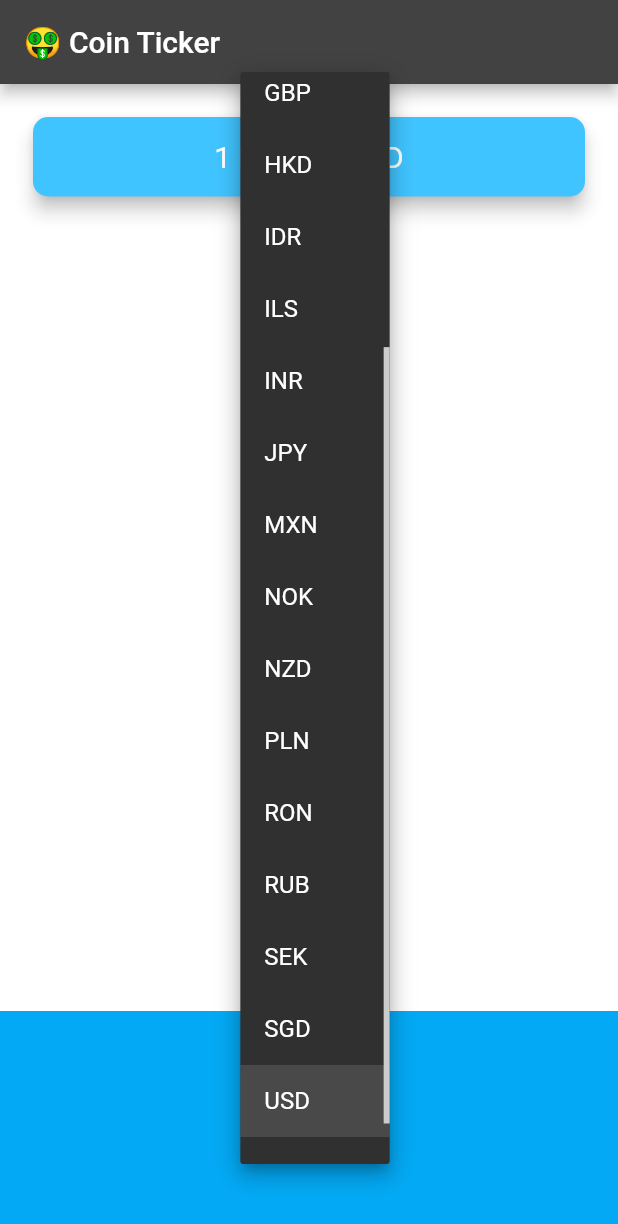
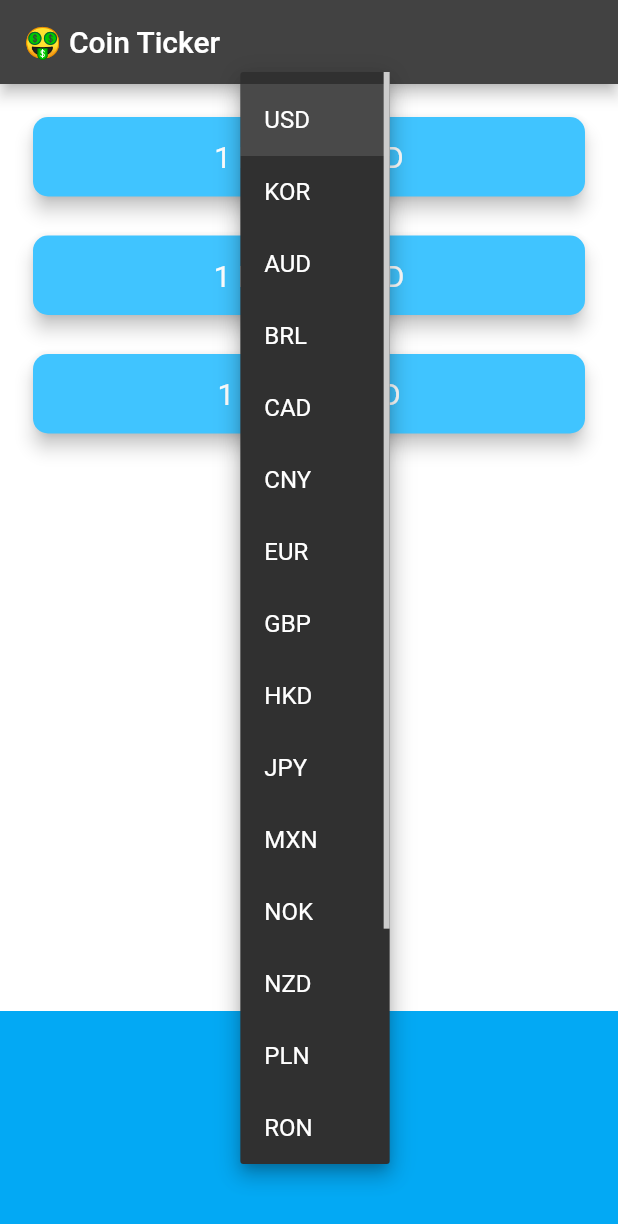
Before and after one commit to BangJihoon/bitcoin-ticker-flutter-master, a Flutter app: the screen it shows after launch, after a tap on "USD", on a phone screen of 412 x 824 dp. Shown: the top 1224 px of the screen. Run offline on Flutter 3.47's test engine with Material 2 defaults, Android fonts, the phone set to English and light mode, and no system bars; network calls fail.

Commit message:
feat - api호출

```diff
--- a/lib/coin_data.dart
+++ b/lib/coin_data.dart
@@ -1,4 +1,10 @@
+import 'dart:convert';
+
+import 'package:http/http.dart' as http;
+
 const List<String> currenciesList = [
+  'USD',
+  'KOR',
   'AUD',
   'BRL',
   'CAD',
@@ -6,9 +12,6 @@ const List<String> currenciesList = [
   'EUR',
   'GBP',
   'HKD',
-  'IDR',
-  'ILS',
-  'INR',
   'JPY',
   'MXN',
   'NOK',
@@ -18,7 +21,6 @@ const List<String> currenciesList = [
   'RUB',
   'SEK',
   'SGD',
-  'USD',
   'ZAR'
 ];
 
@@ -28,4 +30,25 @@ const List<String> cryptoList = [
   'LTC',
 ];
 
-class CoinData {}
+const coinAPIURL = 'https://rest.coinapi.io/v1/exchangerate';
+const apiKey = 'A62B1D71-0BD7-45FE-9AE4-9043C7CDABFE';
+
+class CoinData {
+  Future getCoinData(String selectedCurrency) async {
+    Map<String, String> cryptoPrices = {};
+    for (String crypto in cryptoList) {
+      Uri requestURL =
+          Uri.parse('$coinAPIURL/$crypto/$selectedCurrency?apikey=$apiKey');
+      http.Response response = await http.get(requestURL);
+      if (response.statusCode == 200) {
+        var decodedData = jsonDecode(response.body);
+        double price = decodedData['rate'];
+        cryptoPrices[crypto] = price.toStringAsFixed(0);
+      } else {
+        print(response.statusCode);
+        throw 'Problem with the get request';
+      }
+    }
+    return cryptoPrices;
+  }
+}
--- a/lib/price_screen.dart
+++ b/lib/price_screen.dart
@@ -3,7 +3,6 @@ import 'dart:io' show Platform;
 import 'package:bitcoin_ticker/coin_data.dart';
 import 'package:flutter/cupertino.dart';
 import 'package:flutter/material.dart';
-import 'package:http/http.dart' as http;
 
 class PriceScreen extends StatefulWidget {
   @override
@@ -15,7 +14,7 @@ class _PriceScreenState extends State<PriceScreen> {
   String selectedCoin = 'BTC';
   String apiKey = 'A62B1D71-0BD7-45FE-9AE4-9043C7CDABFE';
 
-  DropdownButton andriodDropdown() {
+  DropdownButton androidDropdown() {
     List<DropdownMenuItem> items = [];
     for (String s in currenciesList) {
       items.add(DropdownMenuItem(
@@ -47,18 +46,44 @@ class _PriceScreenState extends State<PriceScreen> {
     );
   }
 
+  Map<String, String> coinValues = {};
+  bool isWaiting = false;
+
   void getData() async {
-    var url = Uri.parse(
-        'https://rest.coinapi.io/v1/exchangerate/$selectedCoin/$selectedCurrency?apiKey=$apiKey');
-    var response = await http.post(url);
-    print('Response status: ${response.statusCode}');
-    print('Response body: ${response.body}');
+    isWaiting = true;
+    try {
+      var data = await CoinData().getCoinData(selectedCurrency);
+      isWaiting = false;
+      setState(() {
+        coinValues = data;
+        print(data);
+      });
+    } catch (e) {
+      print(e);
+    }
   }
 
   @override
   void initState() {
-    getCoin();
     super.initState();
+    getData();
+  }
+
+  Column makeCards() {
+    List<CryptoCard> cryptoCards = [];
+    for (String crypto in cryptoList) {
+      cryptoCards.add(
+        CryptoCard(
+          cryptoCurrency: crypto,
+          selectedCurrency: selectedCurrency,
+          value: isWaiting ? '?' : coinValues[crypto],
+        ),
+      );
+    }
+    return Column(
+      crossAxisAlignment: CrossAxisAlignment.stretch,
+      children: cryptoCards,
+    );
   }
 
   @override
@@ -71,7 +96,34 @@ class _PriceScreenState extends State<PriceScreen> {
         mainAxisAlignment: MainAxisAlignment.spaceBetween,
         crossAxisAlignment: CrossAxisAlignment.stretch,
         children: <Widget>[
-          Padding(
+          makeCards(),
+          Container(
+            height: 150.0,
+            alignment: Alignment.center,
+            padding: EdgeInsets.only(bottom: 30.0),
+            color: Colors.lightBlue,
+            child: Platform.isIOS ? iOSPicker() : androidDropdown(),
+          ),
+        ],
+      ),
+    );
+  }
+}
+
+class CryptoCard extends StatelessWidget {
+  const CryptoCard({
+    this.value,
+    this.selectedCurrency,
+    this.cryptoCurrency,
+  });
+
+  final String value;
+  final String selectedCurrency;
+  final String cryptoCurrency;
+
+  @override
+  Widget build(BuildContext context) {
+    return Padding(
       padding: EdgeInsets.fromLTRB(18.0, 18.0, 18.0, 0),
       child: Card(
         color: Colors.lightBlueAccent,
@@ -82,7 +134,7 @@ class _PriceScreenState extends State<PriceScreen> {
         child: Padding(
           padding: EdgeInsets.symmetric(vertical: 15.0, horizontal: 28.0),
           child: Text(
-                  '1 BTC = ? USD',
+            '1 $cryptoCurrency = $value $selectedCurrency',
             textAlign: TextAlign.center,
             style: TextStyle(
               fontSize: 20.0,
@@ -91,15 +143,6 @@ class _PriceScreenState extends State<PriceScreen> {
           ),
         ),
       ),
-          ),
-          Container(
-              height: 150.0,
-              alignment: Alignment.center,
-              padding: EdgeInsets.only(bottom: 30.0),
-              color: Colors.lightBlue,
-              child: Platform.isIOS ? iOSPicker() : andriodDropdown()),
-        ],
-      ),
     );
   }
 }
```
Lines whose indentation alone changed are shown as unchanged.
